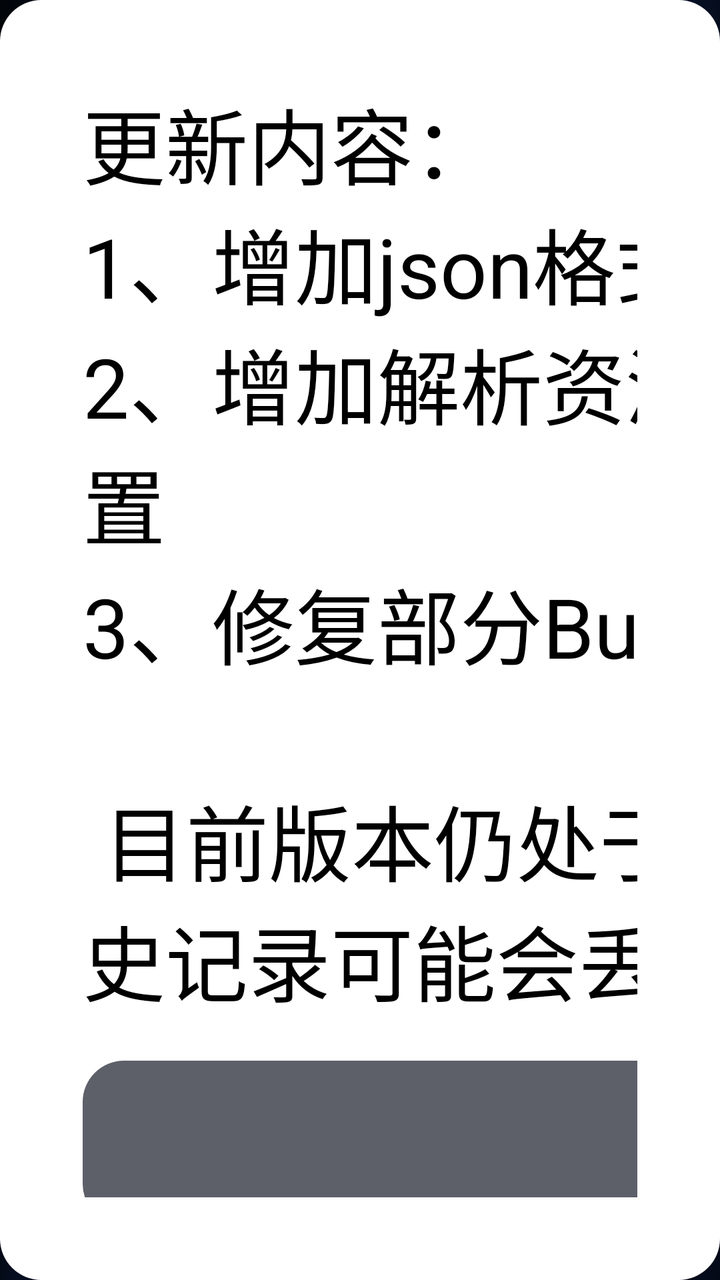
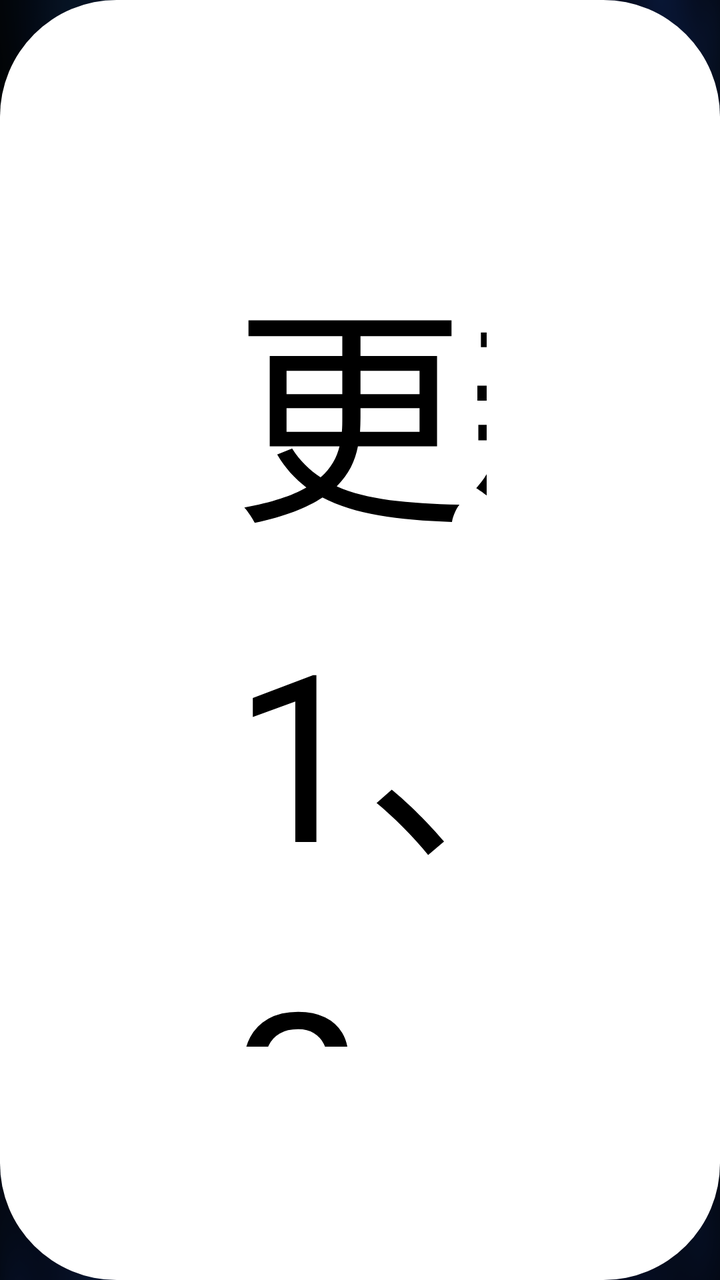

Compare the two renders of this Android layout. The source of the first and the diff that turns it into the second are given below.
<!-- AndroidManifest.xml: application theme AppTheme.NoActionBar -->
<!-- res/layout/dialog_update_hint.xml -->
<?xml version="1.0" encoding="utf-8"?>
<LinearLayout xmlns:android="http://schemas.android.com/apk/res/android"
    android:layout_width="wrap_content"
    android:layout_height="wrap_content"
    android:layout_gravity="center"
    android:background="@drawable/update_dialog_bg"
    android:orientation="vertical"
    android:padding="20pt">

    <TextView
        android:layout_width="350pt"
        android:layout_height="wrap_content"
        android:background="@drawable/splash_focus"
        android:text="更新内容：\n1、增加json格式数据源支持\n2、增加解析资源嗅探WebView选择设置\n3、修复部分Bug\n\n 目前版本仍处于不稳定状态，更新后历史记录可能会丢失，请谅解"
        android:textColor="@android:color/black"
        android:textSize="20pt" />


    <TextView
        android:id="@+id/tvSure"
        android:layout_width="350pt"
        android:layout_height="40pt"
        android:layout_marginTop="10pt"
        android:background="@drawable/update_hint_sure_focus"
        android:focusable="true"
        android:focusableInTouchMode="true"
        android:gravity="center"
        android:text="确定"
        android:textColor="@android:color/white"
        android:textSize="18pt" />
</LinearLayout>
<!-- resources referenced by this layout -->
<resources>
  <!-- drawable splash_focus (drawable) -->
  <?xml version="1.0" encoding="utf-8"?>
  <selector xmlns:android="http://schemas.android.com/apk/res/android">
      <item android:state_focused="true">
          <shape>
              <corners android:radius="5pt" />
              <solid android:color="@android:color/white" />
              <stroke android:width="2pt" android:color="@color/color_FF5F00" />
          </shape>
      </item>
      <item android:state_focused="false">
          <shape>
              <corners android:radius="5pt" />
              <solid android:color="@android:color/white" />
          </shape>
      </item>
  </selector>
  <!-- drawable update_dialog_bg (drawable) -->
  <?xml version="1.0" encoding="utf-8"?>
  <shape xmlns:android="http://schemas.android.com/apk/res/android">
      <corners android:radius="10pt"/>
      <solid android:color="@android:color/white"/>
  </shape>
  <!-- drawable update_hint_sure_focus (drawable) -->
  <?xml version="1.0" encoding="utf-8"?>
  <selector xmlns:android="http://schemas.android.com/apk/res/android">
      <item android:state_focused="true">
          <shape>
              <corners android:radius="10pt" />
              <stroke android:width="2pt" android:color="#FFEB3B" />
              <solid android:color="@color/color_CC353744" />
          </shape>
      </item>
      <item android:state_focused="false">
          <shape>
              <corners android:radius="10pt" />
              <solid android:color="@color/color_CC353744" />
          </shape>
      </item>
  </selector>
  <style name="AppTheme.NoActionBar">
          <item name="android:windowActionBar">false</item>
          <item name="android:windowNoTitle">true</item>
          <item name="windowActionBar">false</item>
          <item name="android:windowFullscreen">true</item>//全屏即无通知栏
          <item name="android:windowContentOverlay">@null</item>//是否有遮盖
          <item name="windowNoTitle">true</item>
          <item name="android:keepScreenOn">true</item>
          
          <item name="android:windowBackground">@drawable/vod_thumb</item>
      </style>
  <color name="color_FF5F00">#FF5F00</color>
  <color name="color_CC353744">#CC353744</color>
  <!-- drawable vod_thumb: png bitmap (drawable-xhdpi, 198620 bytes) -->
</resources>

<!-- the commit's change to res/layout/dialog_update_hint.xml (unified diff, before → after) -->
@@ -5,27 +5,27 @@
     android:layout_gravity="center"
     android:background="@drawable/update_dialog_bg"
     android:orientation="vertical"
-    android:padding="20pt">
+    android:padding="20mm">
 
     <TextView
-        android:layout_width="350pt"
+        android:layout_width="350mm"
         android:layout_height="wrap_content"
         android:background="@drawable/splash_focus"
         android:text="更新内容：\n1、增加json格式数据源支持\n2、增加解析资源嗅探WebView选择设置\n3、修复部分Bug\n\n 目前版本仍处于不稳定状态，更新后历史记录可能会丢失，请谅解"
         android:textColor="@android:color/black"
-        android:textSize="20pt" />
+        android:textSize="20mm" />
 
 
     <TextView
         android:id="@+id/tvSure"
-        android:layout_width="350pt"
-        android:layout_height="40pt"
-        android:layout_marginTop="10pt"
+        android:layout_width="350mm"
+        android:layout_height="40mm"
+        android:layout_marginTop="10mm"
         android:background="@drawable/update_hint_sure_focus"
         android:focusable="true"
         android:focusableInTouchMode="true"
         android:gravity="center"
         android:text="确定"
         android:textColor="@android:color/white"
-        android:textSize="18pt" />
+        android:textSize="18mm" />
 </LinearLayout>
<!-- resource entries referenced after the edit -->
@@ -5,14 +5,14 @@
   <selector xmlns:android="http://schemas.android.com/apk/res/android">
       <item android:state_focused="true">
           <shape>
-              <corners android:radius="5pt" />
+              <corners android:radius="5mm" />
               <solid android:color="@android:color/white" />
-              <stroke android:width="2pt" android:color="@color/color_FF5F00" />
+              <stroke android:width="2mm" android:color="@color/color_FF5F00" />
           </shape>
       </item>
       <item android:state_focused="false">
           <shape>
-              <corners android:radius="5pt" />
+              <corners android:radius="5mm" />
               <solid android:color="@android:color/white" />
           </shape>
       </item>
@@ -20,7 +20,7 @@
   <!-- drawable update_dialog_bg (drawable) -->
   <?xml version="1.0" encoding="utf-8"?>
   <shape xmlns:android="http://schemas.android.com/apk/res/android">
-      <corners android:radius="10pt"/>
+      <corners android:radius="10mm"/>
       <solid android:color="@android:color/white"/>
   </shape>
   <!-- drawable update_hint_sure_focus (drawable) -->
@@ -28,14 +28,14 @@
   <selector xmlns:android="http://schemas.android.com/apk/res/android">
       <item android:state_focused="true">
           <shape>
-              <corners android:radius="10pt" />
-              <stroke android:width="2pt" android:color="#FFEB3B" />
+              <corners android:radius="10mm" />
+              <stroke android:width="2mm" android:color="#FFEB3B" />
               <solid android:color="@color/color_CC353744" />
           </shape>
       </item>
       <item android:state_focused="false">
           <shape>
-              <corners android:radius="10pt" />
+              <corners android:radius="10mm" />
               <solid android:color="@color/color_CC353744" />
           </shape>
       </item>
